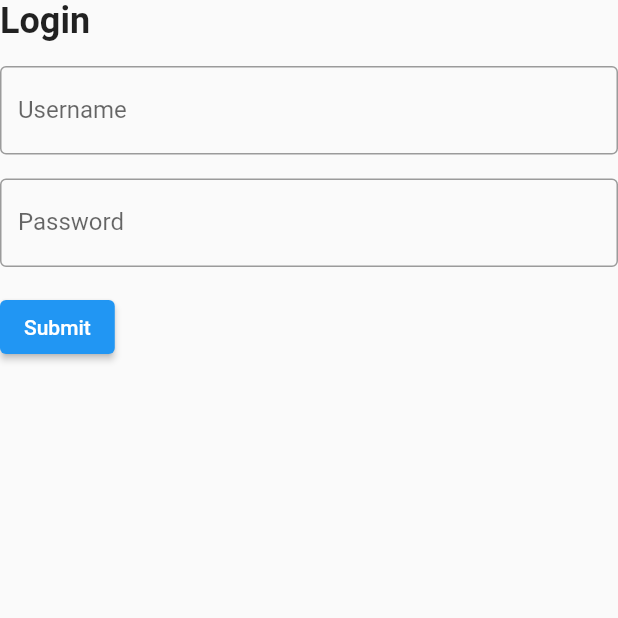
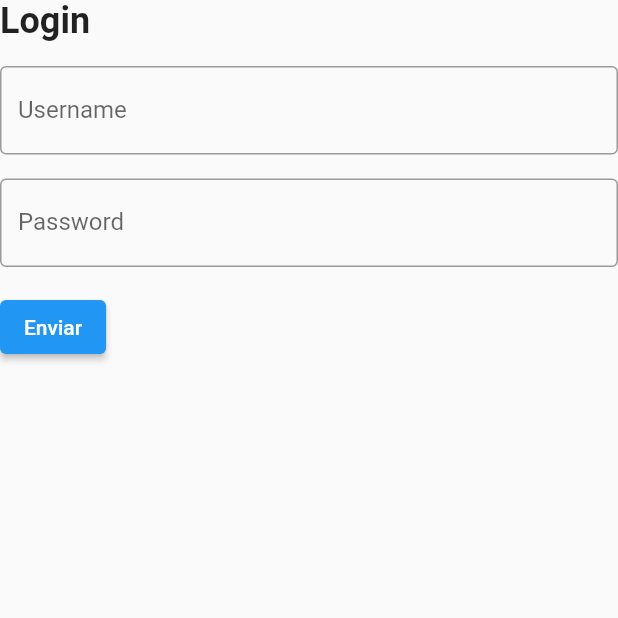
Before and after one commit to breno-wiebbelling/trabalho_01, a Flutter app: the screen it shows after launch, on a phone screen of 412 x 824 dp, the top half of it. Run offline on Flutter 3.47's test engine with Material 2 defaults, Android fonts, the phone set to English and light mode, and no system bars; our stand-ins replace shared_preferences.

Commit message:
initiating loging validation

```diff
--- a/lib/login_screen.dart
+++ b/lib/login_screen.dart
@@ -8,6 +8,12 @@ class LoginScreen extends StatelessWidget {
   final _formKey = GlobalKey<FormState>();
   final TextEditingController _usernameController = TextEditingController();
   final TextEditingController _passwordController = TextEditingController();
+
+  final RegExp upperCaseValidation = RegExp(r'^(?=.*?[A-Z])');
+  final RegExp lowerCaseValidation = RegExp(r'^(?=.*?[a-z])');
+  final RegExp specialCharValidation = RegExp(r'^[\W_]*$');
+  final RegExp numberValidation = RegExp(r'^(?=.*?[0-9])');
+  final RegExp lengthValidation = RegExp(r'^.{8,16}');
 
   LoginScreen({super.key});
 
@@ -25,16 +31,24 @@ class LoginScreen extends StatelessWidget {
   }
 
   String? _passwordValidator(String? value) {
-    RegExp upperCaseValidation = RegExp(r'^(?=.*?[A-Z])');
-    if (value!.isNotEmpty) {
-      if (upperCaseValidation.hasMatch(value)) {
-        return null;
-      } else {
-        return "A senha deve possuir uma letra maiúscula.";
+    if (value!.isEmpty) return "Adicione uma senha!";
+
+    if (!upperCaseValidation.hasMatch(value)) {
+      return "A senha deve possuir uma letra maiuscula.";
     }
+    if (!lowerCaseValidation.hasMatch(value)) {
+      return "A senha deve possuir uma letra minuscula.";
     }
 
-    return "Preenchar uma senha!";
+    // if (!specialCharValidation.hasMatch(value)) {
+    //   return "A senha deve possuir uma caractere especial.";
+    // }
+
+    if (!lengthValidation.hasMatch(value)) {
+      return 'Sua senha possui ${value.length} caracteres. \nPorém deve ter entre 8 e 16 caracteres.';
+    }
+
+    return null;
   }
 
   @override
@@ -60,7 +74,7 @@ class LoginScreen extends StatelessWidget {
                 border: OutlineInputBorder(),
               ),
               validator: (value) =>
-                (value!.isEmpty) ? 'Please enter your username' : null,
+                  (value!.isEmpty) ? 'Adicione um usuário!' : null,
             ),
             const SizedBox(height: 16),
             TextFormField(
@@ -75,10 +89,11 @@ class LoginScreen extends StatelessWidget {
             const SizedBox(height: 16),
             ElevatedButton(
               onPressed: () => _onSubmit(context),
-            child: const Text('Submit'),
+              child: const Text('Enviar'),
             ),
           ],
         ),
-    ));
+      ),
+    );
   }
 }
```
Lines whose indentation alone changed are shown as unchanged.
